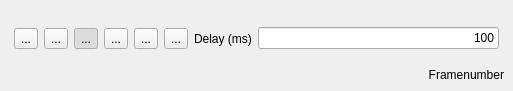
The window that playbackdialog.ui (SamDehaeck/GigaViewer) describes before a commit, drawn with Qt 5.
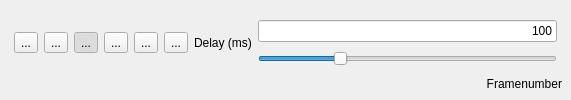
The same window after the commit. Icons and pictures are not drawn.

Commit message: The playback dialog now has a horizontal slider to change the fps This is to replace the 'lost' functionality of the fast forwarding (changed to skip frames)

What changed in the file:
```diff
--- a/playbackdialog.ui
+++ b/playbackdialog.ui
@@ -6,8 +6,8 @@
    <rect>
     <x>0</x>
     <y>0</y>
-    <width>513</width>
-    <height>91</height>
+    <width>571</width>
+    <height>100</height>
    </rect>
   </property>
   <property name="windowTitle">
@@ -194,6 +194,15 @@
              </widget>
             </item>
             <item>
+             <widget class="QWidget" name="widget_3" native="true">
+              <layout class="QVBoxLayout" name="verticalLayout_3">
+               <property name="spacing">
+                <number>0</number>
+               </property>
+               <property name="margin">
+                <number>0</number>
+               </property>
+               <item>
              <widget class="QLineEdit" name="fpsEdit">
               <property name="toolTip">
                <string extracomment="This is the time between successive images. If you want to give a fps value in Hz, then simply type &quot;1/fps&quot; and it will be transformed."/>
@@ -207,6 +216,28 @@
               <property name="alignment">
                <set>Qt::AlignRight|Qt::AlignTrailing|Qt::AlignVCenter</set>
               </property>
+                </widget>
+               </item>
+               <item>
+                <widget class="QSlider" name="horizontalSlider">
+                 <property name="minimum">
+                  <number>1</number>
+                 </property>
+                 <property name="maximum">
+                  <number>69</number>
+                 </property>
+                 <property name="value">
+                  <number>19</number>
+                 </property>
+                 <property name="tracking">
+                  <bool>true</bool>
+                 </property>
+                 <property name="orientation">
+                  <enum>Qt::Horizontal</enum>
+                 </property>
+                </widget>
+               </item>
+              </layout>
              </widget>
             </item>
            </layout>
```
Lines whose indentation alone changed are shown as unchanged. The commit also changes 2 other files.
